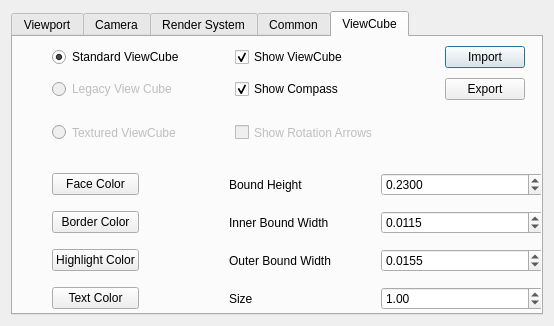
The window that src/OpenInfraPlatform/Forms/PreferencesDialog.ui (tumcms/Open-Infra-Platform) describes before a commit, drawn with Qt 5.
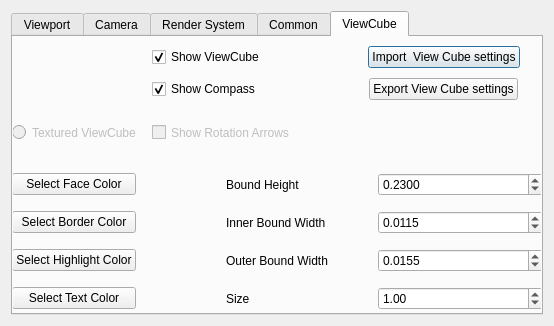
The same window after the commit. The open tabs and pages were chosen to show the change. Icons and pictures are not drawn.

Commit message: Improved view cube preferenced dialog.

The edit to the form file:
```diff
--- a/src/OpenInfraPlatform/Forms/PreferencesDialog.ui
+++ b/src/OpenInfraPlatform/Forms/PreferencesDialog.ui
@@ -388,58 +388,6 @@
             </item>
            </layout>
           </item>
-          <item row="1" column="0">
-           <layout class="QHBoxLayout" name="horizontalLayout_10">
-            <item>
-             <spacer name="horizontalSpacer_24">
-              <property name="orientation">
-               <enum>Qt::Horizontal</enum>
-              </property>
-              <property name="sizeType">
-               <enum>QSizePolicy::Preferred</enum>
-              </property>
-              <property name="sizeHint" stdset="0">
-               <size>
-                <width>40</width>
-                <height>20</height>
-               </size>
-              </property>
-             </spacer>
-            </item>
-            <item>
-             <widget class="QRadioButton" name="radioButtonStandard">
-              <property name="sizePolicy">
-               <sizepolicy hsizetype="Expanding" vsizetype="Preferred">
-                <horstretch>0</horstretch>
-                <verstretch>0</verstretch>
-               </sizepolicy>
-              </property>
-              <property name="text">
-               <string>Standard ViewCube</string>
-              </property>
-              <property name="checked">
-               <bool>true</bool>
-              </property>
-             </widget>
-            </item>
-            <item>
-             <spacer name="horizontalSpacer_23">
-              <property name="orientation">
-               <enum>Qt::Horizontal</enum>
-              </property>
-              <property name="sizeType">
-               <enum>QSizePolicy::Preferred</enum>
-              </property>
-              <property name="sizeHint" stdset="0">
-               <size>
-                <width>40</width>
-                <height>20</height>
-               </size>
-              </property>
-             </spacer>
-            </item>
-           </layout>
-          </item>
           <item row="2" column="1">
            <layout class="QHBoxLayout" name="horizontalLayout_19">
             <property name="leftMargin">
@@ -487,22 +435,6 @@
           </item>
           <item row="3" column="0">
            <layout class="QHBoxLayout" name="horizontalLayout_18">
-            <item>
-             <spacer name="horizontalSpacer_27">
-              <property name="orientation">
-               <enum>Qt::Horizontal</enum>
-              </property>
-              <property name="sizeType">
-               <enum>QSizePolicy::Preferred</enum>
-              </property>
-              <property name="sizeHint" stdset="0">
-               <size>
-                <width>40</width>
-                <height>20</height>
-               </size>
-              </property>
-             </spacer>
-            </item>
             <item>
              <widget class="QRadioButton" name="radioButtonTextured">
               <property name="enabled">
@@ -522,80 +454,6 @@
               </property>
              </widget>
             </item>
-            <item>
-             <spacer name="horizontalSpacer_26">
-              <property name="orientation">
-               <enum>Qt::Horizontal</enum>
-              </property>
-              <property name="sizeType">
-               <enum>QSizePolicy::Preferred</enum>
-              </property>
-              <property name="sizeHint" stdset="0">
-               <size>
-                <width>40</width>
-                <height>20</height>
-               </size>
-              </property>
-             </spacer>
-            </item>
-           </layout>
-          </item>
-          <item row="2" column="0">
-           <layout class="QHBoxLayout" name="horizontalLayout_17">
-            <item>
-             <spacer name="horizontalSpacer_28">
-              <property name="orientation">
-               <enum>Qt::Horizontal</enum>
-              </property>
-              <property name="sizeType">
-               <enum>QSizePolicy::Preferred</enum>
-              </property>
-              <property name="sizeHint" stdset="0">
-               <size>
-                <width>40</width>
-                <height>20</height>
-               </size>
-              </property>
-             </spacer>
-            </item>
-            <item>
-             <widget class="QRadioButton" name="radioButtonLegacy">
-              <property name="enabled">
-               <bool>false</bool>
-              </property>
-              <property name="sizePolicy">
-               <sizepolicy hsizetype="Expanding" vsizetype="Preferred">
-                <horstretch>0</horstretch>
-                <verstretch>0</verstretch>
-               </sizepolicy>
-              </property>
-              <property name="visible">
-               <bool>false</bool>
-              </property>
-              <property name="text">
-               <string>Legacy View Cube</string>
-              </property>
-              <property name="checked">
-               <bool>false</bool>
-              </property>
-             </widget>
-            </item>
-            <item>
-             <spacer name="horizontalSpacer_29">
-              <property name="orientation">
-               <enum>Qt::Horizontal</enum>
-              </property>
-              <property name="sizeType">
-               <enum>QSizePolicy::Preferred</enum>
-              </property>
-              <property name="sizeHint" stdset="0">
-               <size>
-                <width>40</width>
-                <height>20</height>
-               </size>
-              </property>
-             </spacer>
-            </item>
            </layout>
           </item>
           <item row="3" column="1">
@@ -664,7 +522,7 @@
             <item>
              <widget class="QPushButton" name="pushButton_Import">
               <property name="text">
-               <string>Import</string>
+               <string>Import  View Cube settings</string>
               </property>
              </widget>
             </item>
@@ -704,7 +562,7 @@
             <item>
              <widget class="QPushButton" name="pushButton_Export">
               <property name="text">
-               <string>Export</string>
+               <string>Export View Cube settings</string>
               </property>
              </widget>
             </item>
@@ -764,29 +622,13 @@
           </property>
           <item row="0" column="0">
            <layout class="QHBoxLayout" name="horizontalLayout_8">
-            <item>
-             <spacer name="horizontalSpacer_3">
-              <property name="orientation">
-               <enum>Qt::Horizontal</enum>
-              </property>
-              <property name="sizeType">
-               <enum>QSizePolicy::Preferred</enum>
-              </property>
-              <property name="sizeHint" stdset="0">
-               <size>
-                <width>40</width>
-                <height>20</height>
-               </size>
-              </property>
-             </spacer>
-            </item>
             <item>
              <widget class="QPushButton" name="pushButtonFaceColor">
               <property name="enabled">
                <bool>true</bool>
               </property>
               <property name="text">
-               <string>Face Color</string>
+               <string>Select Face Color</string>
               </property>
              </widget>
             </item>
@@ -810,29 +652,13 @@
           </item>
           <item row="1" column="0">
            <layout class="QHBoxLayout" name="horizontalLayout_9">
-            <item>
-             <spacer name="horizontalSpacer_5">
-              <property name="orientation">
-               <enum>Qt::Horizontal</enum>
-              </property>
-              <property name="sizeType">
-               <enum>QSizePolicy::Preferred</enum>
-              </property>
-              <property name="sizeHint" stdset="0">
-               <size>
-                <width>40</width>
-                <height>20</height>
-               </size>
-              </property>
-             </spacer>
-            </item>
             <item>
              <widget class="QPushButton" name="pushButtonBorderColor">
               <property name="enabled">
                <bool>true</bool>
               </property>
               <property name="text">
-               <string>Border Color</string>
+               <string>Select Border Color</string>
               </property>
              </widget>
             </item>
@@ -856,29 +682,13 @@
           </item>
           <item row="2" column="0">
            <layout class="QHBoxLayout" name="horizontalLayout_11">
-            <item>
-             <spacer name="horizontalSpacer_7">
-              <property name="orientation">
-               <enum>Qt::Horizontal</enum>
-              </property>
-              <property name="sizeType">
-               <enum>QSizePolicy::Preferred</enum>
-              </property>
-              <property name="sizeHint" stdset="0">
-               <size>
-                <width>40</width>
-                <height>20</height>
-               </size>
-              </property>
-             </spacer>
-            </item>
             <item>
              <widget class="QPushButton" name="pushButtonHighlightColor">
               <property name="enabled">
                <bool>true</bool>
               </property>
               <property name="text">
-               <string>Highlight Color</string>
+               <string>Select Highlight Color</string>
               </property>
              </widget>
             </item>
@@ -902,22 +712,6 @@
           </item>
           <item row="3" column="0">
            <layout class="QHBoxLayout" name="horizontalLayout_12">
-            <item>
-             <spacer name="horizontalSpacer_9">
-              <property name="orientation">
-               <enum>Qt::Horizontal</enum>
-              </property>
-              <property name="sizeType">
-               <enum>QSizePolicy::Preferred</enum>
-              </property>
-              <property name="sizeHint" stdset="0">
-               <size>
-                <width>40</width>
-                <height>20</height>
-               </size>
-              </property>
-             </spacer>
-            </item>
             <item>
              <widget class="QPushButton" name="pushButtonTextColor">
               <property name="enabled">
@@ -930,7 +724,7 @@
                </sizepolicy>
               </property>
               <property name="text">
-               <string>Text Color</string>
+               <string>Select Text Color</string>
               </property>
              </widget>
             </item>
```
Left out of the diff: 2 changed lines with no effect on the pictures. The commit also changes 1 other file.
